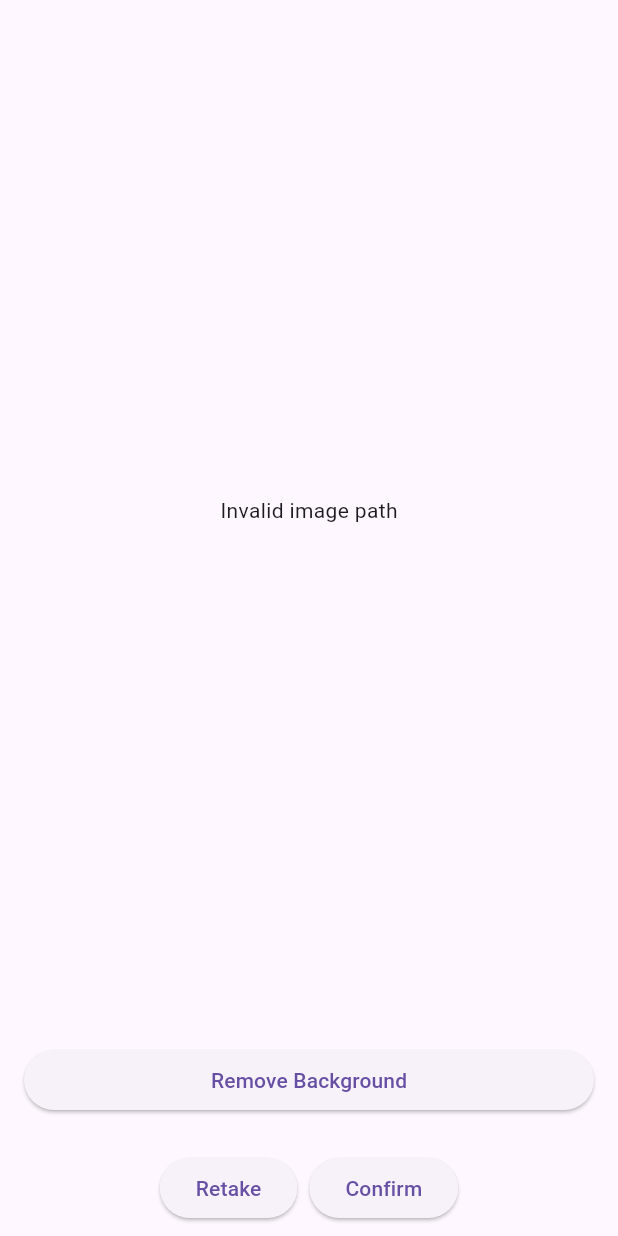
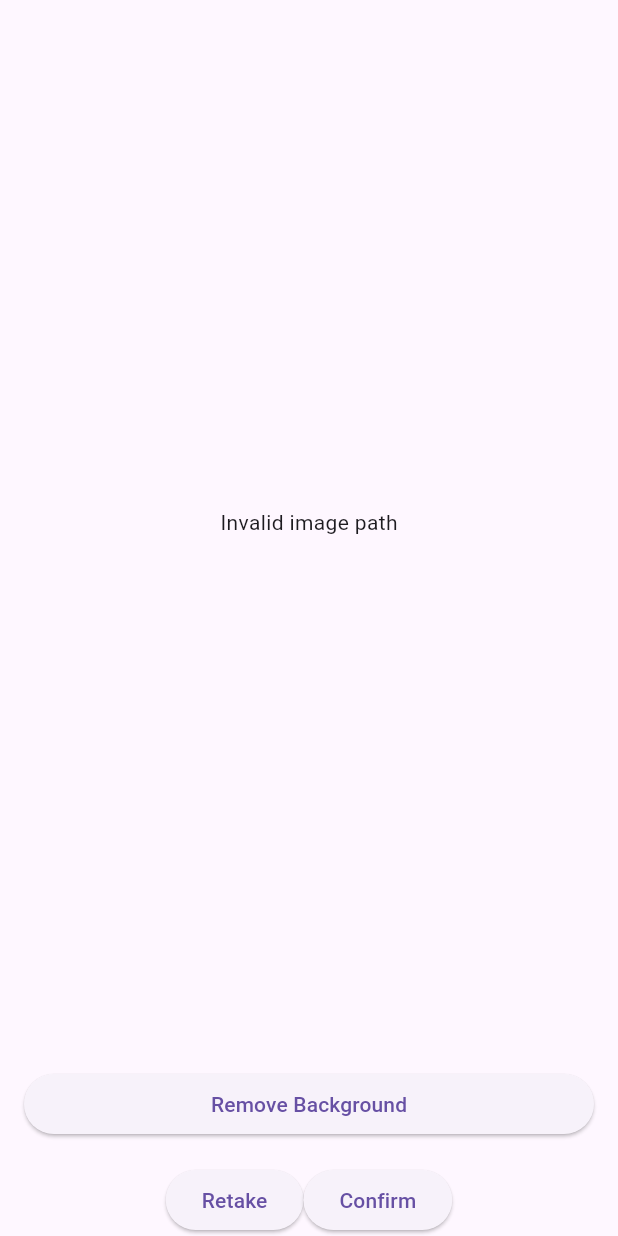
Before and after one commit to chienshyong/kagame_app, a Flutter app: the ImageEditorPage screen opened directly with empty values, on a phone screen of 412 x 824 dp. Run offline on Flutter 3.47's test engine with Material 3 defaults, Android fonts, the light colour scheme and no system bars; our stand-ins replace camera, flutter_secure_storage, go_router, image_picker; missing offline and left inert: material_tag_editor; accounts and stored records are empty.

```diff
--- a/lib/add/image_editor.dart
+++ b/lib/add/image_editor.dart
@@ -86,7 +86,7 @@
                 child: Text('Remove Background'),
               ),
             ),
-            ButtonBar(
+            OverflowBar(
               alignment: MainAxisAlignment.center,
               children: [
                 ElevatedButton(
```
Also changed, not shown: pubspec.yaml (+6 -6 lines), pubspec.lock, 2 other files.
